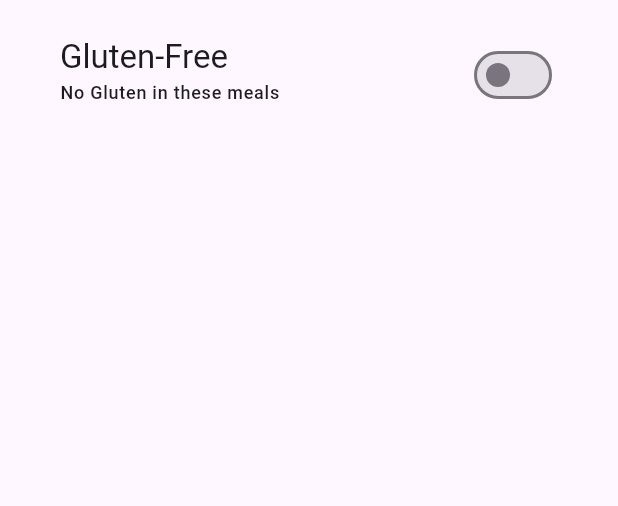
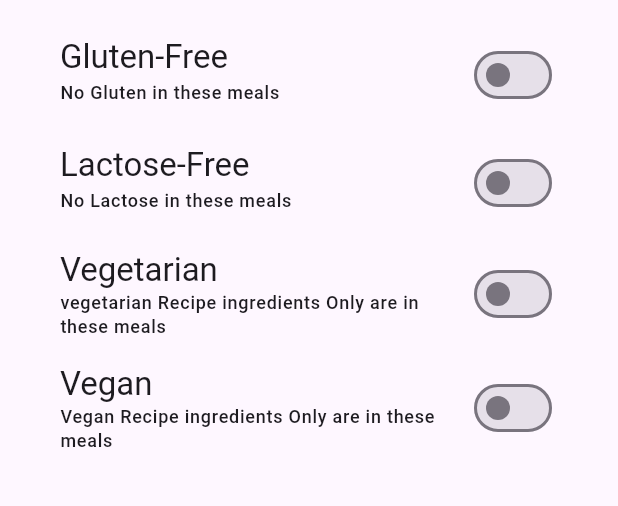
Before and after one commit to AsmaaJAH/FlutterDartUdemyCourseApp_TheCompleteGuide2023Edition, a Flutter app: the FilterScreen screen opened directly, on a phone screen of 412 x 824 dp, the part 63-569 px from its top. Run offline on Flutter 3.47's test engine with Material 2 defaults, Android fonts, the phone set to English and light mode, and no system bars; our stand-ins replace google_fonts, transparent_image.

Commit message:
other filters

```diff
--- a/lib/section8_Meals_App/screens/filters.dart
+++ b/lib/section8_Meals_App/screens/filters.dart
@@ -12,14 +12,21 @@ class FilterScreen extends StatefulWidget {
 
 class _FilterScreenState extends State<FilterScreen> {
   var _glutenFreeFilterSet = false;
+  var _lactoseFreeFilterSet = false;
+  var _vegetarianFilterSet = false;
+  var _veganFilterSet = false;
 
   @override
   Widget build(BuildContext context) {
     return Scaffold(
       appBar: AppBar(title: const Text("Filters")),
-      drawer: MainDrawer(onSelectScreen: (identifier){
-        if(identifier=='Meals'){
-          Navigator.of(context).pushReplacement(MaterialPageRoute(builder: (ctx)=> const TabScreen(),),);
+      drawer: MainDrawer(onSelectScreen: (identifier) {
+        if (identifier == 'Meals') {
+          Navigator.of(context).pushReplacement(
+            MaterialPageRoute(
+              builder: (ctx) => const TabScreen(),
+            ),
+          );
         }
       }),
       body: Column(
@@ -49,6 +56,81 @@ class _FilterScreenState extends State<FilterScreen> {
               left: 40,
             ),
           ),
+          SwitchListTile(
+            value: _lactoseFreeFilterSet,
+            onChanged: (isSwitched) {
+              setState(() {
+                _lactoseFreeFilterSet = isSwitched;
+              });
+            },
+            title: Text(
+              'Lactose-Free',
+              style: Theme.of(context).textTheme.titleLarge!.copyWith(
+                    color: Theme.of(context).colorScheme.onBackground,
+                  ),
+            ),
+            subtitle: Text(
+              'No Lactose in these meals',
+              style: Theme.of(context).textTheme.labelMedium!.copyWith(
+                    color: Theme.of(context).colorScheme.onBackground,
+                  ),
+            ),
+            activeColor: Theme.of(context).colorScheme.tertiary,
+            contentPadding: const EdgeInsets.only(
+              right: 40,
+              left: 40,
+            ),
+          ),
+          SwitchListTile(
+            value: _vegetarianFilterSet,
+            onChanged: (isSwitched) {
+              setState(() {
+                _vegetarianFilterSet = isSwitched;
+              });
+            },
+            title: Text(
+              'Vegetarian',
+              style: Theme.of(context).textTheme.titleLarge!.copyWith(
+                    color: Theme.of(context).colorScheme.onBackground,
+                  ),
+            ),
+            subtitle: Text(
+              'vegetarian Recipe ingredients Only are in these meals',
+              style: Theme.of(context).textTheme.labelMedium!.copyWith(
+                    color: Theme.of(context).colorScheme.onBackground,
+                  ),
+            ),
+            activeColor: Theme.of(context).colorScheme.tertiary,
+            contentPadding: const EdgeInsets.only(
+              right: 40,
+              left: 40,
+            ),
+          ),
+          SwitchListTile(
+            value: _veganFilterSet,
+            onChanged: (isSwitched) {
+              setState(() {
+                _veganFilterSet = isSwitched;
+              });
+            },
+            title: Text(
+              'Vegan',
+              style: Theme.of(context).textTheme.titleLarge!.copyWith(
+                    color: Theme.of(context).colorScheme.onBackground,
+                  ),
+            ),
+            subtitle: Text(
+              'Vegan Recipe ingredients Only are in these meals',
+              style: Theme.of(context).textTheme.labelMedium!.copyWith(
+                    color: Theme.of(context).colorScheme.onBackground,
+                  ),
+            ),
+            activeColor: Theme.of(context).colorScheme.tertiary,
+            contentPadding: const EdgeInsets.only(
+              right: 40,
+              left: 40,
+            ),
+          ),
         ],
       ),
     );
```
